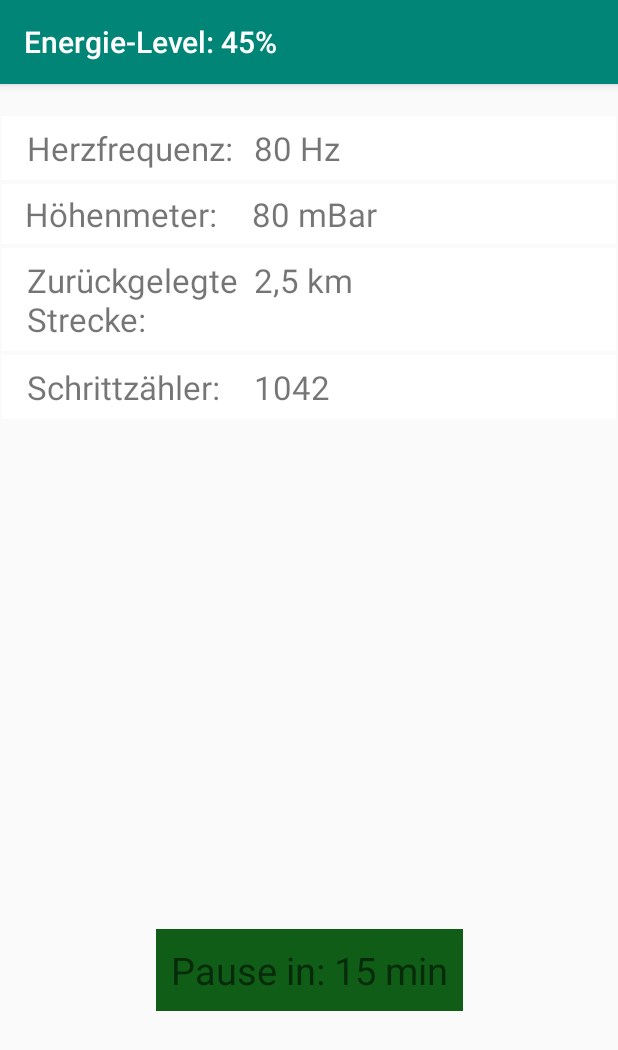
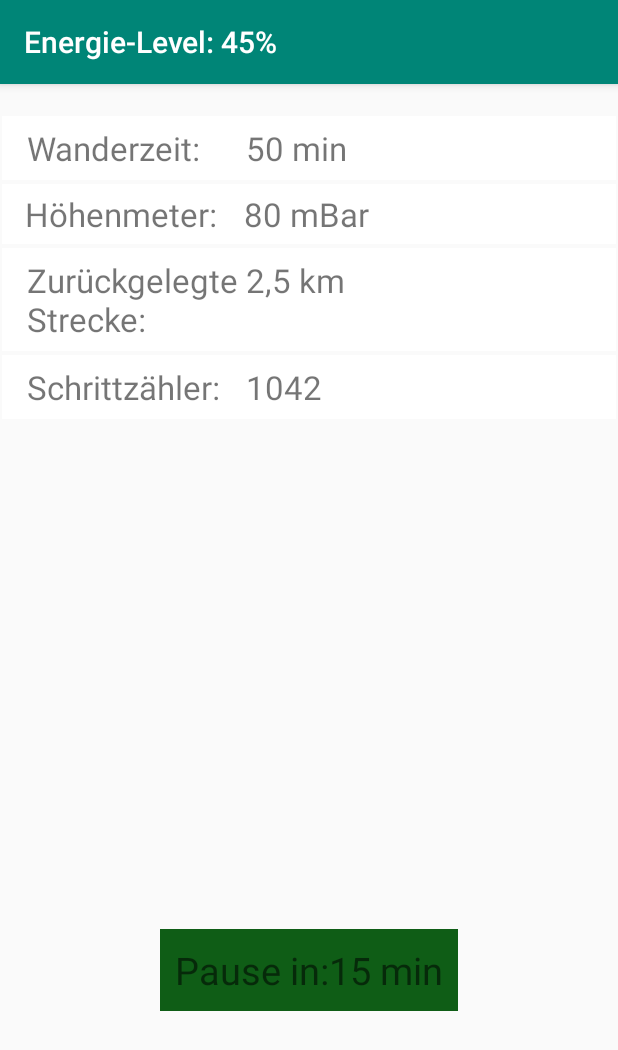
Before and after one commit to mad-lab-fau/Ferienakademie2019-Wonderfull-App, an Android app: the EnergyDetails screen opened directly, with no data from a screen before it, on a phone screen of 412 x 824 dp. Shown: the top 1050 px of the screen. Run offline under Robolectric (Android 15) with nearby library versions, the phone set to English and light mode, and no system bars.

Commit message:
energy_details angepasst

```diff
--- a/App/app/src/main/java/de/ferienakademie/wonderfull/EnergyDetails.java
+++ b/App/app/src/main/java/de/ferienakademie/wonderfull/EnergyDetails.java
@@ -14,25 +14,23 @@ public class EnergyDetails extends AppCompatActivity {
         super.onCreate(savedInstanceState);
         setContentView(R.layout.activity_energy_details);
 
-        TextView herzfrequenz_p = (TextView) findViewById(R.id.herzfrequenz_p);
-        herzfrequenz_p.append(" " + "80" + " Hz");
+        /*TextView herzfrequenz_p = (TextView) findViewById(R.id.herzfrequenz_p);
+        herzfrequenz_p.append(" " + "80" + " Hz"); */
 
         TextView hoehenmeter_p = (TextView) findViewById(R.id.hoehenmeter_p);
-        hoehenmeter_p.append(" " + "80" + " mBar");
-
+        hoehenmeter_p.append("80" + " mBar");
 
         TextView strecke_p = (TextView) findViewById(R.id.strecke_p);
-        strecke_p.append(" " + "2,5" + " km");
+        strecke_p.append("2,5" + " km");
 
         TextView schritte_p = (TextView) findViewById(R.id.schritte_p);
-        schritte_p.append(" " + "1042");
+        schritte_p.append("1042");
 
         TextView pause = (TextView) findViewById(R.id.pause);
-        pause.append(" " + "15" + " min");
+        pause.append("15" + " min");
 
-        /*
         TextView zeit_p = (TextView) findViewById(R.id.zeit_p);
-        zeit_p.append(" " + "50" + " min"); */
+        zeit_p.append("50" + " min");
 
         this.setTitle(String.format(energy_title, "45%"));
 
--- a/App/app/src/main/res/layout/activity_energy_details.xml
+++ b/App/app/src/main/res/layout/activity_energy_details.xml
@@ -30,25 +30,25 @@
 
 
                 <TextView
-                    android:id="@+id/herzfrequenz"
+                    android:id="@+id/zeit"
                     android:layout_width="wrap_content"
                     android:layout_height="wrap_content"
                     android:layout_margin="1dp"
                     android:background="#FFFFFF"
                     android:gravity="center_vertical"
                     android:paddingStart="10dp"
-                    android:text="@string/herzfrequenz"
+                    android:text="@string/zeit"
                     android:textSize="22sp" />
 
                 <TextView
-                    android:id="@+id/herzfrequenz_p"
+                    android:id="@+id/zeit_p"
                     android:layout_width="wrap_content"
                     android:layout_height="wrap_content"
                     android:layout_margin="1dp"
                     android:background="#FFFFFF"
                     android:gravity="start"
                     android:paddingStart="2dp"
-                    android:text="@string/herzfrequenz_p"
+                    android:text="@string/zeit_p"
                     android:textSize="22sp" />
 
 
@@ -168,19 +168,4 @@
         app:layout_constraintHorizontal_bias="0.5"
         app:layout_constraintStart_toStartOf="parent" />
 
-    <!--
-        <TextView
-            android:id="@+id/zeit"
-            android:layout_width="match_parent"
-            android:layout_height="wrap_content"
-            android:layout_marginStart="20dp"
-            android:layout_marginTop="20dp"
-            android:layout_marginEnd="20dp"
-            android:text="@string/zeit"
-            android:textSize="22sp"
-            app:layout_constraintEnd_toEndOf="parent"
-            app:layout_constraintStart_toStartOf="parent"
-            app:layout_constraintTop_toBottomOf="@+id/strecke" />
-        -->
-
 </androidx.constraintlayout.widget.ConstraintLayout>
--- a/App/app/src/main/res/values/strings.xml
+++ b/App/app/src/main/res/values/strings.xml
@@ -92,6 +92,7 @@
     <string name="strecke">Zurückgelegte\nStrecke:</string>
     <string name="strecke_p"> </string>
     <string name="zeit">Wanderzeit:</string>
+    <string name="zeit_p"> </string>
     <string name="schritte">Schrittzähler:</string>
     <string name="schritte_p"> </string>
     <string name="pause">Pause in:</string>
```
